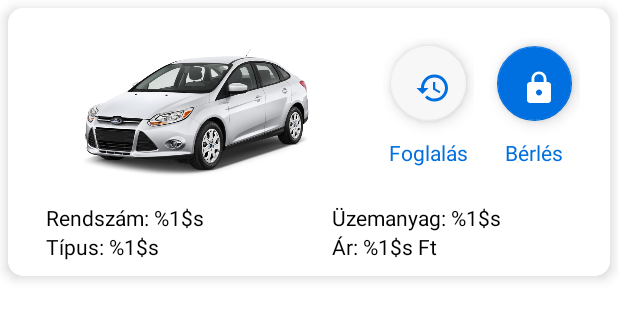
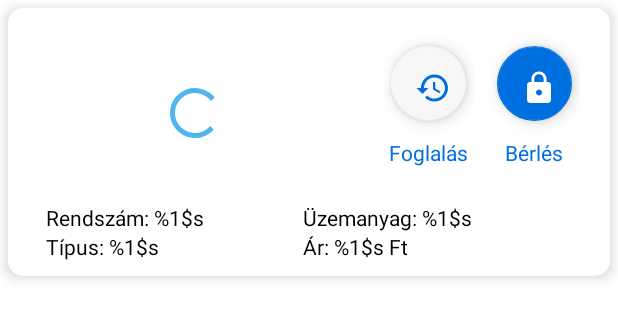
Before and after one commit to peterszabo92/car_sharing, an Android app: the layout car_map_details.xml on its own in the app's theme, with its tools: preview values and no code run, on a phone screen of 412 x 824 dp. Shown: the top 319 px of the screen. Run offline under Robolectric (Android 15) with nearby library versions, the phone set to English and light mode, and no system bars.

Commit message:
Jármű kép betöltést jelző animáció

```diff
--- a/CarSharing/app/src/main/java/hu/szakdolgozat/carsharing/activity/MainActivity.java
+++ b/CarSharing/app/src/main/java/hu/szakdolgozat/carsharing/activity/MainActivity.java
@@ -50,7 +50,7 @@ public class MainActivity extends MvpActivity<MainActivityView, MainActivityPres
     }
 
     private void init() {
-        DaggerCarDataComponent.builder().build().inject(this);
+        DaggerCarDataComponent.create().inject(this);
         ButterKnife.bind(this);
         initBottomMenu();
         bottomMenu.setVisibility(View.GONE);
@@ -65,7 +65,7 @@ public class MainActivity extends MvpActivity<MainActivityView, MainActivityPres
     @Override
     protected void onResume() {
         super.onResume();
-        databaseTest();
+        //databaseTest();
     }
 
     @NonNull
--- a/CarSharing/app/src/main/java/hu/szakdolgozat/carsharing/controller/ImageLoaderController.java
+++ b/CarSharing/app/src/main/java/hu/szakdolgozat/carsharing/controller/ImageLoaderController.java
@@ -4,9 +4,12 @@ import android.widget.ImageView;
 
 import java.io.File;
 
+import hu.szakdolgozat.carsharing.callback.ImageLoadCallback;
+
 public interface ImageLoaderController {
 
     void loadImageFromUrl(ImageView imageView, String url);
+    void loadImageFromUrl(ImageView imageView, String url, final ImageLoadCallback callback);
     void loadImageFromFile(ImageView imageView, File file);
 
 }
--- a/CarSharing/app/src/main/java/hu/szakdolgozat/carsharing/data/FirebaseDatabaseManager.java
+++ b/CarSharing/app/src/main/java/hu/szakdolgozat/carsharing/data/FirebaseDatabaseManager.java
@@ -24,6 +24,9 @@ public class FirebaseDatabaseManager implements DatabaseController {
 
     @Override
     public void readData(String key, ValueEventListener listener) {
+        if(mRef == null) {
+            mRef = mFirebaseDatabase.getReference(key);
+        }
         mRef.addListenerForSingleValueEvent(listener);
     }
 }
--- a/CarSharing/app/src/main/java/hu/szakdolgozat/carsharing/map/MainMapFragment.java
+++ b/CarSharing/app/src/main/java/hu/szakdolgozat/carsharing/map/MainMapFragment.java
@@ -9,6 +9,7 @@ import android.view.View;
 import android.view.ViewGroup;
 import android.widget.LinearLayout;
 
+import com.google.android.gms.maps.CameraUpdate;
 import com.google.android.gms.maps.CameraUpdateFactory;
 import com.google.android.gms.maps.GoogleMap;
 import com.google.android.gms.maps.MapFragment;
@@ -104,6 +105,8 @@ public class MainMapFragment extends MvpFragment<MainMapView, MainMapPresenter>
     private void initMap() {
         mGoogleMap.setMyLocationEnabled(true);   // Show user's location
         LatLng BUDAPEST = new LatLng(47.49, 19.06);
+        mGoogleMap.setBuildingsEnabled(false);
+        mGoogleMap.getUiSettings().setMyLocationButtonEnabled(false);
         mGoogleMap.moveCamera(CameraUpdateFactory.newLatLngZoom(BUDAPEST, 10));
         mGoogleMap.setOnMarkerClickListener(markerClickListener);
         mGoogleMap.setOnMapClickListener(mapClickListener);
--- a/CarSharing/app/src/main/res/drawable/rounded_white_bg.xml
+++ b/CarSharing/app/src/main/res/drawable/rounded_white_bg.xml
@@ -1,6 +1,6 @@
 <?xml version="1.0" encoding="UTF-8"?>
 <shape xmlns:android="http://schemas.android.com/apk/res/android">
-    <solid android:color="#FFFFFF" />
+    <solid android:color="@color/car_details_overlay_bg" />
     <corners android:radius="10dip" />
     <padding
         android:bottom="0dip"
--- a/CarSharing/app/src/main/res/layout/car_map_details.xml
+++ b/CarSharing/app/src/main/res/layout/car_map_details.xml
@@ -7,7 +7,7 @@
     android:layout_height="wrap_content"
     android:layout_margin="5dp"
     android:background="@drawable/rounded_white_bg"
-    android:clickable="false"
+    android:clickable="true"
     android:elevation="5dp"
     android:orientation="vertical"
     android:padding="10dp">
@@ -19,12 +19,26 @@
         android:orientation="horizontal"
         android:weightSum="2">
 
-        <ImageView
-            android:id="@+id/car_pic"
+        <FrameLayout
             android:layout_width="0dp"
-            android:layout_height="120dp"
             android:layout_weight="2"
-            tools:src="@drawable/mock_car_pic" />
+            android:layout_height="120dp">
+
+            <ImageView
+                android:id="@+id/car_pic"
+                android:layout_width="match_parent"
+                android:layout_height="match_parent"
+                tools:src="@drawable/mock_car_pic"
+                android:visibility="invisible"/>
+
+            <ProgressBar
+                android:id="@+id/car_image_progress_bar"
+                android:layout_width="40dp"
+                android:layout_height="40dp"
+                android:progressDrawable="@color/colorPrimary"
+                android:layout_gravity="center"/>
+
+        </FrameLayout>
 
         <LinearLayout
             android:layout_width="wrap_content"
@@ -94,14 +108,13 @@
         <LinearLayout
             android:layout_width="0dp"
             android:layout_height="wrap_content"
-            android:layout_weight=".5"
+            android:layout_weight=".45"
             android:orientation="vertical">
 
             <TextView
                 android:id="@+id/car_plate_number"
                 android:layout_width="match_parent"
                 android:layout_height="wrap_content"
-                android:layout_marginEnd="15dp"
                 android:layout_marginStart="15dp"
                 android:textColor="#000"
                 tools:text="@string/plate_number" />
@@ -110,7 +123,6 @@
                 android:id="@+id/car_type"
                 android:layout_width="match_parent"
                 android:layout_height="wrap_content"
-                android:layout_marginEnd="15dp"
                 android:layout_marginStart="15dp"
                 android:textColor="#000"
                 tools:text="@string/type" />
@@ -120,14 +132,13 @@
         <LinearLayout
             android:layout_width="0dp"
             android:layout_height="wrap_content"
-            android:layout_weight=".5"
+            android:layout_weight=".55"
             android:orientation="vertical">
 
             <TextView
                 android:id="@+id/car_fuel_type"
                 android:layout_width="match_parent"
                 android:layout_height="wrap_content"
-                android:layout_marginEnd="15dp"
                 android:layout_marginStart="15dp"
                 android:textColor="#000"
                 tools:text="@string/fuel_type" />
@@ -136,7 +147,6 @@
                 android:id="@+id/car_price"
                 android:layout_width="match_parent"
                 android:layout_height="wrap_content"
-                android:layout_marginEnd="15dp"
                 android:layout_marginStart="15dp"
                 android:textColor="#000"
                 tools:text="@string/price" />
--- a/CarSharing/app/src/main/res/values/colors.xml
+++ b/CarSharing/app/src/main/res/values/colors.xml
@@ -8,4 +8,5 @@
     <color name="edittext_bg">#F7F7F7</color>
     <color name="bottom_menu_item_disabled">#797979</color>
     <color name="bottom_menu_item_enabled">#006fe0</color>
+    <color name="car_details_overlay_bg">#ffffff</color>
 </resources>
```
Also changed, not shown: CarSharing/app/src/main/java/hu/szakdolgozat/carsharing/callback/ImageLoadCallback.java (added, +9 -0 lines), CarSharing/app/src/main/java/hu/szakdolgozat/carsharing/controller/PicassoImageLoader.java (+17 -0 lines), CarSharing/app/src/main/java/hu/szakdolgozat/carsharing/viewholder/MapCarDetailHolder.java (+23 -4 lines).
